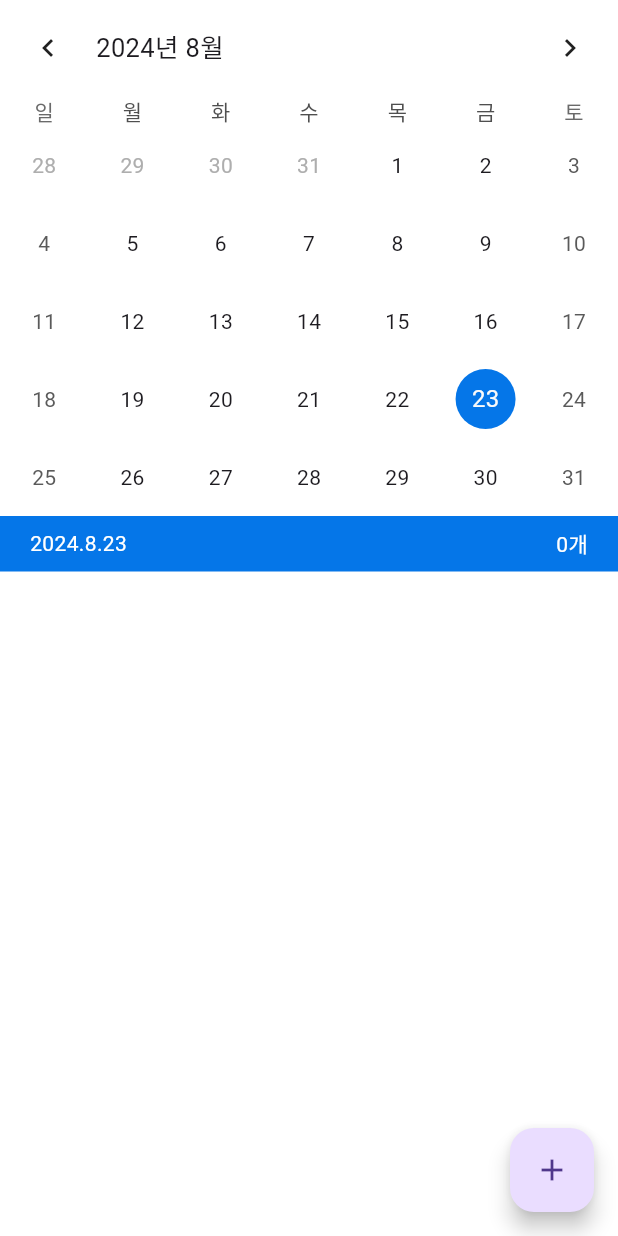
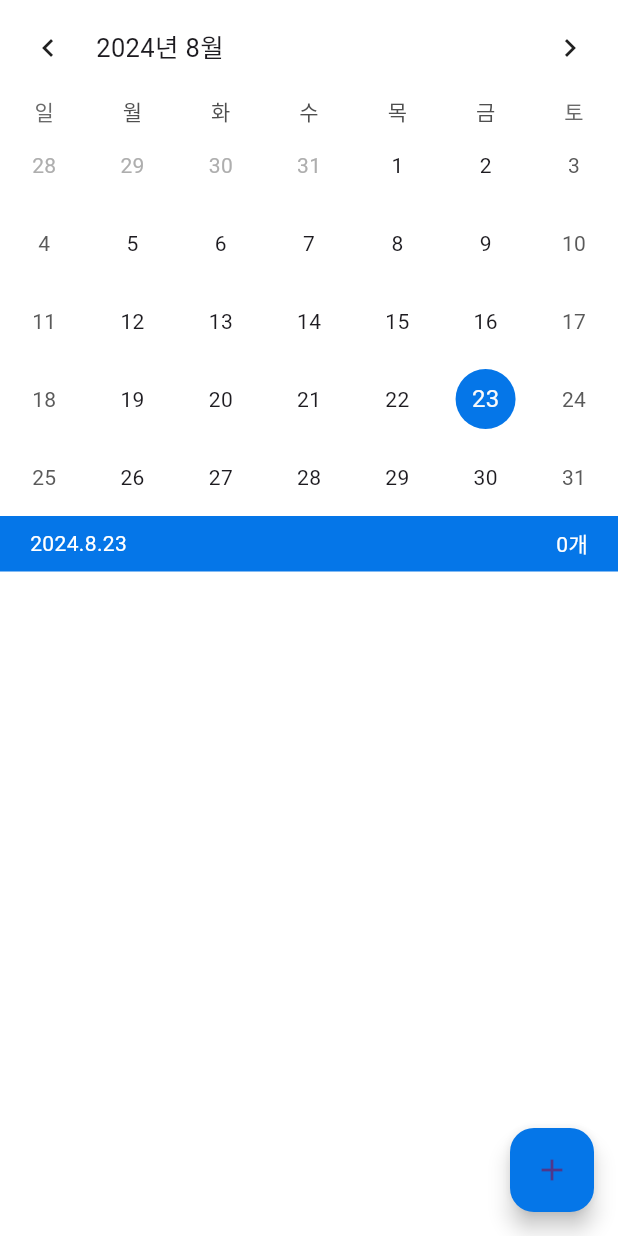
Before and after one commit to dihoon/daily-todo, a Flutter app: the screen it shows after launch, on a phone screen of 412 x 824 dp. Run offline on Flutter 3.47's test engine with Material 3 defaults, Android fonts, the phone set to English and light mode, and no system bars; drawn by our look-alikes of table_calendar; our stand-ins replace flutter_riverpod; Roboto replaces fonts that are missing (Jua).

Commit message:
캘린더 배너 수정

```diff
--- a/lib/common/widget/calendar_banner.dart
+++ b/lib/common/widget/calendar_banner.dart
@@ -1,5 +1,6 @@
 import 'package:daily_todo/common/constant/colors.dart';
 import 'package:daily_todo/provider/calendar_provider.dart';
+import 'package:daily_todo/provider/daily_todo_provider.dart';
 import 'package:flutter/material.dart';
 import 'package:flutter_riverpod/flutter_riverpod.dart';
 
@@ -9,6 +10,7 @@ class CalendarBanner extends ConsumerWidget {
   @override
   Widget build(BuildContext context, WidgetRef ref) {
     final calendarState = ref.watch(calendarProvider);
+    final todos = ref.watch(dailyTodoProvider(calendarState.selectedDate));
     final selectedDate = calendarState.selectedDate;
 
     final defaultTextStyle = TextStyle(color: Colors.white);
@@ -28,7 +30,7 @@ class CalendarBanner extends ConsumerWidget {
               style: defaultTextStyle,
             ),
             Text(
-              '${0}개',
+              '${todos.length}개',
               style: defaultTextStyle,
             )
           ],
--- a/lib/screen/home_screen.dart
+++ b/lib/screen/home_screen.dart
@@ -1,3 +1,4 @@
+import 'package:daily_todo/common/constant/colors.dart';
 import 'package:daily_todo/common/layout/default_layout.dart';
 import 'package:daily_todo/common/widget/calendar.dart';
 import 'package:daily_todo/common/widget/calendar_banner.dart';
@@ -12,6 +13,7 @@ class HomeScreen extends StatelessWidget {
   Widget build(BuildContext context) {
     return DefaultLayout(
       floatingButton: FloatingActionButton(
+        backgroundColor: PRIMARY_COLOR,
         onPressed: () {
           showModalBottomSheet(
               context: context,
```
